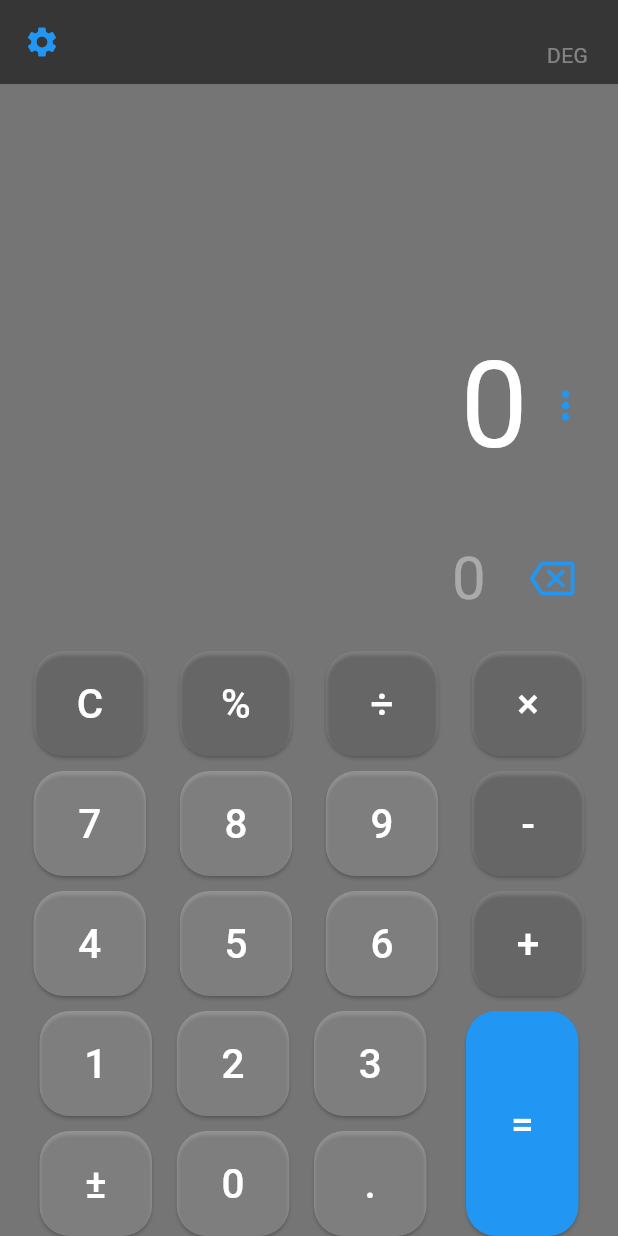
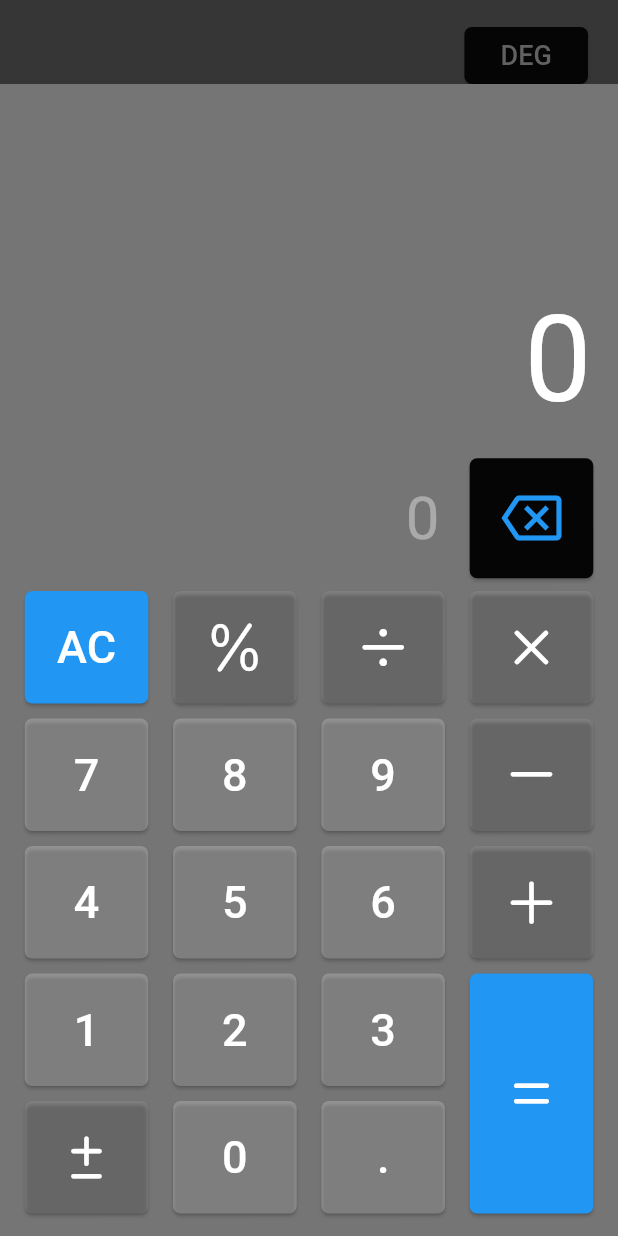
Before and after one commit to WhenLifeHandsYouLemons/FastCalc, a Flutter app: the screen it shows after launch, after a tap on the "backspace" icon, on a phone screen of 412 x 824 dp. Run offline on Flutter 3.47's test engine with Material 3 defaults, Android fonts, the phone set to English and light mode, and no system bars; our stand-ins replace math_expressions.

Commit message:
Version 2.0.0

```diff
--- a/lib/calcButton.dart
+++ /dev/null
@@ -1,20 +0,0 @@
-import 'package:flutter/material.dart';
-
-Widget calcButton(
-    String buttonText, Color buttonColor, void Function()? buttonPressed) {
-  return Container(
-    width: 75,
-    height: buttonText == '=' ? 150 : 70,
-    padding: const EdgeInsets.all(0),
-    child: ElevatedButton(
-      onPressed: buttonPressed,
-      style: ElevatedButton.styleFrom(
-          shape: const RoundedRectangleBorder(
-              borderRadius:BorderRadius.all(Radius.circular(20))),
-          backgroundColor: buttonColor),
-      child: Text(buttonText,
-        style: const TextStyle(fontSize: 27, color: Colors.white),
-      ),
-    ),
-  );
-}
--- /dev/null
+++ b/lib/calc_button_special.dart
@@ -0,0 +1,20 @@
+import 'package:flutter/material.dart';
+
+Widget calcButtonSpecial(Icon buttonText, Color buttonColor, double? size,
+    void Function()? buttonPressed, {BuildContext? context, double? height = 0}) {
+      buttonText = Icon(buttonText.icon, size: size, color: buttonText.color);
+  return Container(
+    width: MediaQuery.of(context!).size.width * 0.2,
+    height: height == 0 ? 80 : height,
+    padding: const EdgeInsets.all(0),
+    child: ElevatedButton(
+      onPressed: buttonPressed,
+      style: ElevatedButton.styleFrom(
+          shape: const RoundedRectangleBorder(
+              borderRadius: BorderRadius.all(Radius.circular(5))),
+          backgroundColor: buttonColor,
+          padding: const EdgeInsets.all(0)),
+      child: buttonText,
+    ),
+  );
+}
--- /dev/null
+++ b/lib/calc_button_symbol.dart
@@ -0,0 +1,22 @@
+import 'package:flutter/cupertino.dart';
+import 'package:flutter/material.dart';
+
+Widget calcButtonSymbol(Icon buttonText, void Function()? buttonPressed,
+    {bool? important, BuildContext? context}) {
+  buttonText = Icon(buttonText.icon, size: 40, color: Colors.white);
+
+  return Container(
+    width: MediaQuery.of(context!).size.width * 0.2,
+    height: buttonText.icon == CupertinoIcons.equal ? 160 : 75,
+    padding: const EdgeInsets.all(0),
+    child: ElevatedButton(
+      onPressed: buttonPressed,
+      style: ElevatedButton.styleFrom(
+          shape: const RoundedRectangleBorder(
+              borderRadius: BorderRadius.all(Radius.circular(5))),
+          backgroundColor: important == true ? Colors.blue : Colors.white10,
+          padding: const EdgeInsets.all(0)),
+      child: buttonText,
+    ),
+  );
+}
--- /dev/null
+++ b/lib/calc_button_text.dart
@@ -0,0 +1,21 @@
+import 'package:flutter/material.dart';
+
+Widget calcButtonText(
+    String buttonText, double? size, void Function()? function,
+    {Color? buttonColor = Colors.white24, Color? textColor = Colors.white, BuildContext? context}) {
+  return Container(
+    width: MediaQuery.of(context!).size.width * 0.2,
+    height: buttonText == '=' ? 150 : 75,
+    padding: const EdgeInsets.all(0),
+    child: ElevatedButton(
+      onPressed: function,
+      style: ElevatedButton.styleFrom(
+          shape: const RoundedRectangleBorder(
+              borderRadius: BorderRadius.all(Radius.circular(5))),
+          backgroundColor: buttonColor,
+          padding: const EdgeInsets.all(0)),
+      child: Text(buttonText,
+          style: TextStyle(fontSize: size, color: textColor)),
+    ),
+  );
+}
--- a/lib/calculator_view.dart
+++ b/lib/calculator_view.dart
@@ -1,4 +1,9 @@
-import 'calcButton.dart';
+import 'package:fast_calc/calc_button_symbol.dart';
+import 'package:flutter/cupertino.dart';
+
+import 'calc_button_text.dart';
+import 'calc_button_special.dart';
+import 'colours.dart';
 import 'package:flutter/material.dart';
 import 'package:math_expressions/math_expressions.dart';
 
@@ -15,6 +20,18 @@ class _CalculatorViewState extends State<CalculatorView> {
   String expression = "";
   double equationFontSize = 38.0;
   double resultFontSize = 48.0;
+  String clearButton = "AC";
+  String angleMode = "DEG";
+
+  changeAngleMode() {
+    setState(() {
+      if (angleMode == "DEG") {
+        angleMode = "RAD";
+      } else {
+        angleMode = "DEG";
+      }
+    });
+  }
 
   buttonPressed(String buttonText) {
     // used to check if the result contains a decimal
@@ -32,10 +49,17 @@ class _CalculatorViewState extends State<CalculatorView> {
       if (buttonText == "AC") {
         equation = "0";
         result = "0";
+        // Change clear symbol back to AC
+        clearButton = "AC";
       } else if (buttonText == "⌫") {
         equation = equation.substring(0, equation.length - 1);
+
         if (equation == "") {
           equation = "0";
+          clearButton = "AC";
+        } else {
+          // Change the clear symbol to C if the backspace it being used
+          clearButton = "C";
         }
       } else if (buttonText == "±") {
         if (equation[0] != '-') {
@@ -44,21 +68,27 @@ class _CalculatorViewState extends State<CalculatorView> {
           equation = equation.substring(1);
         }
       } else if (buttonText == "=") {
+        // Convert all the readable symbols into symbols for the parser
         expression = equation;
         expression = expression.replaceAll('×', '*');
         expression = expression.replaceAll('÷', '/');
-        expression = expression.replaceAll('%', '%');
+        expression = expression.replaceAll('%', '/100');
 
         try {
+          // If the user puts more than one % sign in a row, throw an error
+          if (equation.contains(RegExp(r'%%'))) {
+            throw Exception("Multiple % signs are not allowed.");
+          }
+
           Parser p = Parser();
           Expression exp = p.parse(expression);
 
           ContextModel cm = ContextModel();
           result = '${exp.evaluate(EvaluationType.REAL, cm)}';
-          if (expression.contains('%')) {
+          // Remove decimal part if the result is a round number
           result = doesContainDecimal(result);
-          }
         } catch (e) {
+          // Show an error message
           result = "Error";
         }
       } else {
@@ -67,24 +97,36 @@ class _CalculatorViewState extends State<CalculatorView> {
         } else {
           equation = equation + buttonText;
         }
+
+        // Change the clear symbol if it's a number being entered
+        if (buttonText != "÷" &&
+            buttonText != "×" &&
+            buttonText != "-" &&
+            buttonText != "+") {
+          clearButton = "C";
+        }
       }
     });
   }
 
   @override
   Widget build(BuildContext context) {
+    double innerPaddingAmount = MediaQuery.of(context).size.width * 0.04;
+
     return Scaffold(
         backgroundColor: Colors.black54,
         appBar: AppBar(
           elevation: 0,
           backgroundColor: Colors.black54,
-          leading: const Icon(Icons.settings, color: Colors.blue),
-          actions: const [
+          // leading: const Icon(Icons.settings, color: Colors.blue),
+          actions: [
             Padding(
-              padding: EdgeInsets.only(top: 18.0),
-              child: Text('DEG', style: TextStyle(color: Colors.white38)),
+              padding: const EdgeInsets.only(top: 18.0),
+              child: calcButtonText(angleMode, 18, () => changeAngleMode(),
+                  buttonColor : CustomColors.black, textColor: Colors.grey[700], context : context),
+              // child: Text('DEG', style: TextStyle(color: Colors.white38)),
             ),
-            SizedBox(width: 20),
+            const SizedBox(width: 20),
           ],
         ),
         body: SafeArea(
@@ -99,21 +141,19 @@ class _CalculatorViewState extends State<CalculatorView> {
                       crossAxisAlignment: CrossAxisAlignment.end,
                       children: [
                         Row(
-                        mainAxisAlignment: MainAxisAlignment.end,
+                          mainAxisAlignment: MainAxisAlignment.start,
                           children: <Widget>[
                             Padding(
-                              padding: const EdgeInsets.all(10.0),
+                                padding: const EdgeInsets.all(1),
                                 child: Text(result,
                                     textAlign: TextAlign.left,
                                     style: const TextStyle(
                                         color: Colors.white, fontSize: 80))),
-                          const Icon(Icons.more_vert,
-                              color: Colors.blue, size: 30),
-                          const SizedBox(width: 20),
+                            SizedBox(width: innerPaddingAmount),
                           ],
                         ),
                         Row(
-                        mainAxisAlignment: MainAxisAlignment.end,
+                            mainAxisAlignment: MainAxisAlignment.start,
                             children: [
                               Padding(
                                 padding: const EdgeInsets.all(20),
@@ -123,95 +163,137 @@ class _CalculatorViewState extends State<CalculatorView> {
                                       color: Colors.white38,
                                     )),
                               ),
-                          IconButton(
-                            icon: const Icon(Icons.backspace_outlined,
+                              calcButtonSpecial(
+                                  const Icon(Icons.backspace_outlined,
                                       color: Colors.blue, size: 30),
-                            onPressed: () {
-                              buttonPressed("⌫");
-                            },
+                                  CustomColors.black,
+                                  40,
+                                  () => buttonPressed('⌫'),
+                                  context: context),
+                              SizedBox(width: innerPaddingAmount),
+                            ])
+                      ]),
                 ),
-                          const SizedBox(width: 20),
+              ),
+              Row(mainAxisAlignment: MainAxisAlignment.center, children: [
+                SizedBox(width: innerPaddingAmount),
+                Column(children: [
+                  Row(children: [
+                    calcButtonText(clearButton, 30, () => buttonPressed('AC'),
+                        buttonColor: Colors.blue, context: context),
+                    SizedBox(width: innerPaddingAmount),
+                    calcButtonSymbol(const Icon(CupertinoIcons.percent),
+                        () => buttonPressed('%'),
+                        context: context),
+                    SizedBox(width: innerPaddingAmount),
+                    calcButtonSymbol(const Icon(CupertinoIcons.divide),
+                        () => buttonPressed('÷'),
+                        context: context),
+                  ]),
+                ]),
+                SizedBox(width: innerPaddingAmount),
+                calcButtonSymbol(const Icon(CupertinoIcons.multiply),
+                    () => buttonPressed('×'),
+                    context: context),
+                SizedBox(width: innerPaddingAmount),
+              ]),
+              const SizedBox(height: 10),
+
+              Row(mainAxisAlignment: MainAxisAlignment.center, children: [
+                SizedBox(width: innerPaddingAmount),
+                Column(children: [
+                  Row(children: [
+                    calcButtonText('7', 30, () => buttonPressed('7'),
+                        context: context),
+                    SizedBox(width: innerPaddingAmount),
+                    calcButtonText('8', 30, () => buttonPressed('8'),
+                        context: context),
+                    SizedBox(width: innerPaddingAmount),
+                    calcButtonText('9', 30, () => buttonPressed('9'),
+                        context: context),
+                  ]),
+                ]),
+                SizedBox(width: innerPaddingAmount),
+                calcButtonSymbol(
+                    const Icon(CupertinoIcons.minus), () => buttonPressed('-'),
+                    context: context),
+                SizedBox(width: innerPaddingAmount),
+              ]),
+              const SizedBox(height: 10),
+
+              Row(
+                mainAxisAlignment: MainAxisAlignment.center,
+                children: [
+                  SizedBox(width: innerPaddingAmount),
+                  Column(
+                    children: [
+                      Row(
+                        children: [
+                          calcButtonText('4', 30, () => buttonPressed('4'),
+                              context: context),
+                          SizedBox(width: innerPaddingAmount),
+                          calcButtonText('5', 30, () => buttonPressed('5'),
+                              context: context),
+                          SizedBox(width: innerPaddingAmount),
+                          calcButtonText('6', 30, () => buttonPressed('6'),
+                              context: context),
                         ],
                       )
                     ],
                   ),
-                ),
-              ),
-              Row(
-                mainAxisAlignment: MainAxisAlignment.spaceEvenly,
-                children: [
-                  calcButton('C', Colors.white10, () => buttonPressed('AC')),
-                  calcButton('%', Colors.white10, () => buttonPressed('%')),
-                  calcButton('÷', Colors.white10, () => buttonPressed('÷')),
-                  calcButton("×", Colors.white10, () => buttonPressed('×')),
-                ],
-              ),
-              const SizedBox(height: 10),
-
-              Row(
-                mainAxisAlignment: MainAxisAlignment.spaceEvenly,
-                children: [
-                  calcButton('7', Colors.white24, () => buttonPressed('7')),
-                  calcButton('8', Colors.white24, () => buttonPressed('8')),
-                  calcButton('9', Colors.white24, () => buttonPressed('9')),
-                  calcButton('-', Colors.white10, () => buttonPressed('-')),
-                ],
-              ),
-              const SizedBox(height: 10),
-
-              Row(
-                mainAxisAlignment: MainAxisAlignment.spaceEvenly,
-                children: [
-                  calcButton('4', Colors.white24, () => buttonPressed('4')),
-                  calcButton('5', Colors.white24, () => buttonPressed('5')),
-                  calcButton('6', Colors.white24, () => buttonPressed('6')),
-                  calcButton('+', Colors.white10, () => buttonPressed('+')),
+                  SizedBox(width: innerPaddingAmount),
+                  calcButtonSymbol(
+                      const Icon(CupertinoIcons.add), () => buttonPressed('+'),
+                      context: context),
+                  SizedBox(width: innerPaddingAmount),
                 ],
               ),
               const SizedBox(height: 10),
               // calculator number buttons
 
               Row(
-                mainAxisAlignment: MainAxisAlignment.spaceEvenly,
+                mainAxisAlignment: MainAxisAlignment.center,
                 children: [
+                  SizedBox(width: innerPaddingAmount),
                   Column(
-//mainAxisAlignment: MainAxisAlignment.spaceAround
                     children: [
                       Row(
                         children: [
-                          calcButton(
-                              '1', Colors.white24, () => buttonPressed('1')),
-                          SizedBox(
-                              width: MediaQuery.of(context).size.width * 0.04),
-                          calcButton(
-                              '2', Colors.white24, () => buttonPressed('2')),
-                          SizedBox(
-                              width: MediaQuery.of(context).size.width * 0.04),
-                          calcButton(
-                              '3', Colors.white24, () => buttonPressed('3')),
+                          calcButtonText('1', 30, () => buttonPressed('1'),
+                              context: context),
+                          SizedBox(width: innerPaddingAmount),
+                          calcButtonText('2', 30, () => buttonPressed('2'),
+                              context: context),
+                          SizedBox(width: innerPaddingAmount),
+                          calcButtonText('3', 30, () => buttonPressed('3'),
+                              context: context),
                         ],
                       ),
                       const SizedBox(height: 10),
                       Row(
                         mainAxisAlignment: MainAxisAlignment.spaceEvenly,
                         children: [
-                          calcButton('±', Colors.white24,
-                              () => buttonPressed('±')),
-                          SizedBox(
-                              width: MediaQuery.of(context).size.width * 0.04),
-                          calcButton(
-                              '0', Colors.white24, () => buttonPressed('0')),
-                          SizedBox(
-                              width: MediaQuery.of(context).size.width * 0.04),
-                          calcButton(
-                              '.', Colors.white24, () => buttonPressed('.')),
+                          calcButtonSymbol(const Icon(CupertinoIcons.plusminus),
+                              () => buttonPressed('±'),
+                              context: context),
+                          SizedBox(width: innerPaddingAmount),
+                          calcButtonText('0', 30, () => buttonPressed('0'),
+                              context: context),
+                          SizedBox(width: innerPaddingAmount),
+                          calcButtonText('.', 30, () => buttonPressed('.'),
+                              context: context),
                         ],
                       ),
                     ],
                   ),
-                  calcButton('=', Colors.blue, () => buttonPressed('=')),
+                  SizedBox(width: innerPaddingAmount),
+                  calcButtonSymbol(const Icon(CupertinoIcons.equal),
+                      () => buttonPressed('='),
+                      important: true, context: context),
+                  SizedBox(width: innerPaddingAmount),
                 ],
-              )
+              ),
+              const SizedBox(height: 15),
             ],
           ),
         ));
--- /dev/null
+++ b/lib/colours.dart
@@ -0,0 +1,7 @@
+import 'package:flutter/material.dart';
+
+class CustomColors {
+  CustomColors._();
+
+  static const Color black = Color.fromARGB(255, 5, 5, 5);
+}
```
Also changed, not shown: assets/app_screenshots/complex_calculation.png, assets/app_screenshots/loading_screen.png, assets/app_screenshots/opening_screen.png, assets/app_screenshots/simple_calculation.png, 1 other file. Lines whose indentation alone changed are shown as unchanged.
